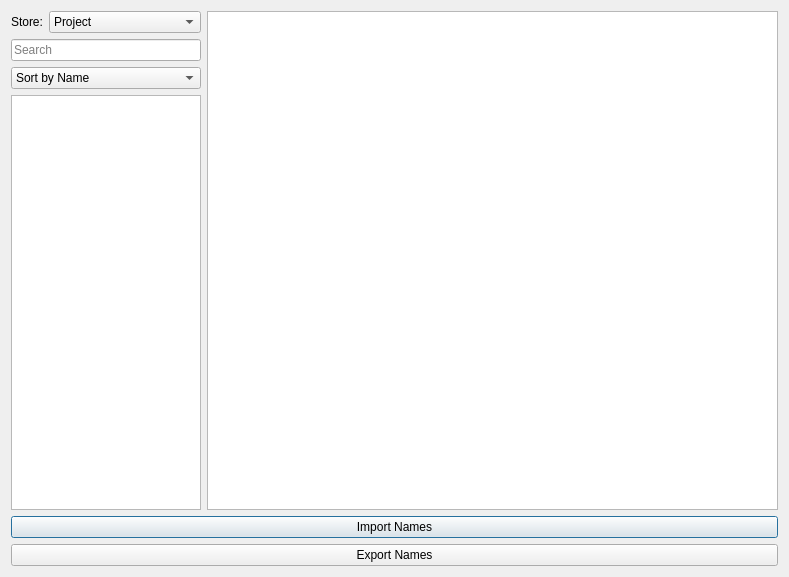
AxioDL/PrimeWorldEditor, file src/Editor/ResourceBrowser/CResourceBrowser.ui: the form before one commit.
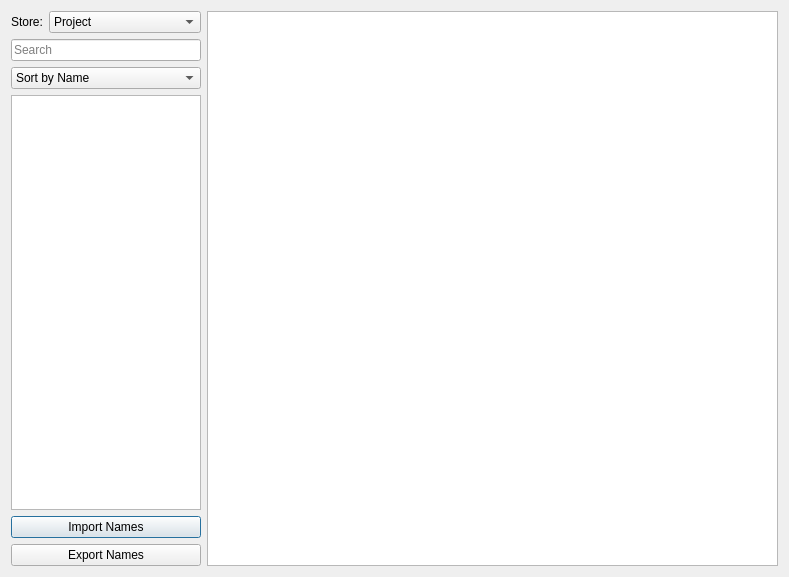
The form after the commit.

Commit message: Made search bar in resource browser feel more responsive

The edit to the form file:
```diff
--- a/src/Editor/ResourceBrowser/CResourceBrowser.ui
+++ b/src/Editor/ResourceBrowser/CResourceBrowser.ui
@@ -13,8 +13,6 @@
   <property name="windowTitle">
    <string>Resource Browser</string>
   </property>
-  <layout class="QVBoxLayout" name="verticalLayout_2">
-   <item>
     <layout class="QHBoxLayout" name="horizontalLayout">
      <item>
       <widget class="QWidget" name="SidebarContainerWidget" native="true">
@@ -134,6 +132,20 @@
           </attribute>
          </widget>
         </item>
+      <item>
+       <widget class="QPushButton" name="ImportNamesButton">
+        <property name="text">
+         <string>Import Names</string>
+        </property>
+       </widget>
+      </item>
+      <item>
+       <widget class="QPushButton" name="ExportNamesButton">
+        <property name="text">
+         <string>Export Names</string>
+        </property>
+       </widget>
+      </item>
        </layout>
       </widget>
      </item>
@@ -183,22 +195,6 @@
        <attribute name="verticalHeaderMinimumSectionSize">
         <number>21</number>
        </attribute>
-      </widget>
-     </item>
-    </layout>
-   </item>
-   <item>
-    <widget class="QPushButton" name="ImportNamesButton">
-     <property name="text">
-      <string>Import Names</string>
-     </property>
-    </widget>
-   </item>
-   <item>
-    <widget class="QPushButton" name="ExportNamesButton">
-     <property name="text">
-      <string>Export Names</string>
-     </property>
     </widget>
    </item>
   </layout>
```
Lines whose indentation alone changed are shown as unchanged. The commit also changes 2 other files.
